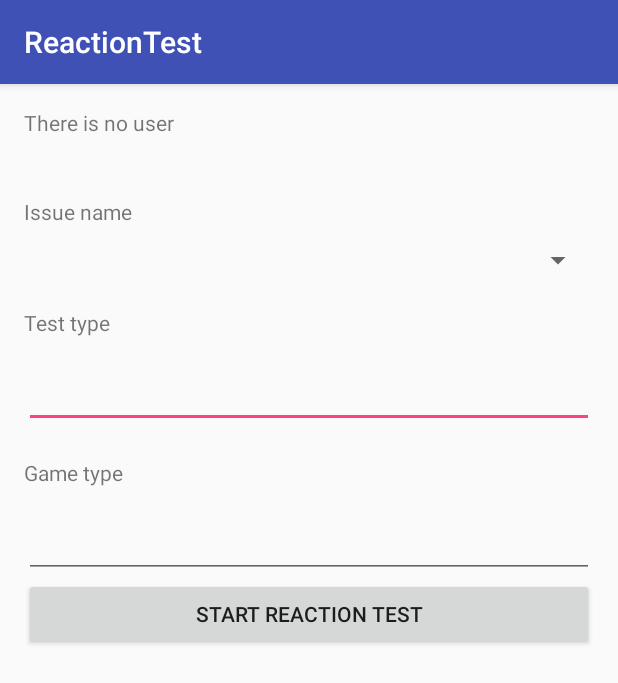
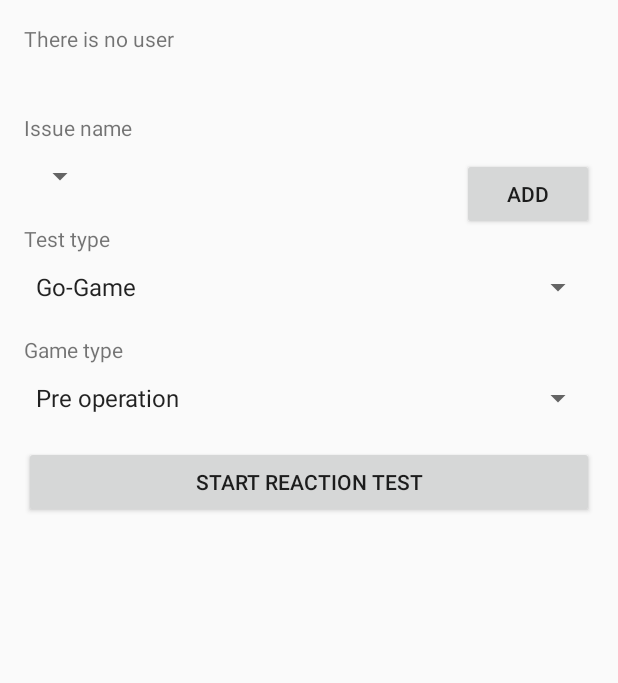
Before and after one commit to lidox/reaction-test, an Android app: the StartGameSettings screen opened directly, with no data from a screen before it, on a phone screen of 412 x 824 dp. Shown: the top 683 px of the screen. Run offline under Robolectric (Android 15) with nearby library versions, the phone set to English and light mode, and no system bars; libraries missing offline, so code that uses them is left out: ch.qos.logback, org.slf4j, org.slf4j.helpers; 1 statement that could not run was skipped.

Commit message:
add game settings and transmit them to game

```diff
--- a/ReactionTest/app/src/main/java/com/artursworld/reactiontest/controller/util/UtilsRG.java
+++ b/ReactionTest/app/src/main/java/com/artursworld/reactiontest/controller/util/UtilsRG.java
@@ -10,6 +10,7 @@ import ch.qos.logback.classic.android.BasicLogcatConfigurator;
 public class UtilsRG {
 
     public static SimpleDateFormat dateFormat = new SimpleDateFormat("yyyy-MM-dd HH:mm:ss.SSS");
+    public static SimpleDateFormat dayAndhourFormat = new SimpleDateFormat("dd.MM HH:mm");
 
     static {
         BasicLogcatConfigurator.configureDefaultContext();
--- a/ReactionTest/app/src/main/java/com/artursworld/reactiontest/view/games/StartGameSettings.java
+++ b/ReactionTest/app/src/main/java/com/artursworld/reactiontest/view/games/StartGameSettings.java
@@ -1,18 +1,19 @@
 package com.artursworld.reactiontest.view.games;
 
 import android.content.Intent;
-import android.support.v7.app.AppCompatActivity;
+import android.content.res.Resources;
+import android.support.v4.app.FragmentActivity;
+import android.support.v4.app.FragmentManager;
 import android.os.Bundle;
 import android.view.View;
 import android.widget.AdapterView;
 import android.widget.ArrayAdapter;
 import android.widget.Button;
-import android.widget.ListView;
 import android.widget.Spinner;
 import android.widget.TextView;
+import android.widget.Toast;
 
 import com.artursworld.reactiontest.R;
-import com.artursworld.reactiontest.controller.adapters.MedicalUserListAdapter;
 import com.artursworld.reactiontest.controller.adapters.MedicalUserSpinnerAdapter;
 import com.artursworld.reactiontest.controller.util.UtilsRG;
 import com.artursworld.reactiontest.model.entity.MedicalUser;
@@ -20,15 +21,27 @@ import com.artursworld.reactiontest.model.entity.OperationIssue;
 import com.artursworld.reactiontest.model.persistence.manager.MedicalUserManager;
 import com.artursworld.reactiontest.model.persistence.manager.OperationIssueManager;
 import com.artursworld.reactiontest.view.UserManagement;
+import com.artursworld.reactiontest.view.dialogs.AddOperationIssueFragment;
+
+import org.slf4j.helpers.Util;
 
 import java.util.ArrayList;
+import java.util.Date;
 import java.util.List;
 
-public class StartGameSettings extends AppCompatActivity {
+public class StartGameSettings extends FragmentActivity implements AddOperationIssueFragment.AddOperationIssueListener {
 
-    Spinner medicalUserSpinner;
-    Spinner operationIssueSpinner;
-    TextView noUserInDBTextView;
+    public final static String EXTRA_MEDICAL_USER_ID = "com.artursworld.reactiontest.EXTRA_MEDICAL_USER_ID";
+    public final static String EXTRA_OPERATION_ISSUE_NAME = "com.artursworld.reactiontest.EXTRA_OPERATION_ISSUE_NAME";
+    public final static String EXTRA_TEST_TYPE = "com.artursworld.reactiontest.EXTRA_TEST_TYPE";
+    public final static String EXTRA_GAME_TYPE = "com.artursworld.reactiontest.EXTRA_GAME_TYPE";
+
+    private Spinner medicalUserSpinner;
+    private Spinner operationIssueSpinner;
+    private Spinner gameTypeSpinner;
+    private Spinner testTypeSpinner;
+    private TextView noUserInDBTextView;
+    private Button addOperationIssueBtn;
     private String selectedMedicalUserId;
     private List<OperationIssue> selectedOperationIssuesList;
 
@@ -41,9 +54,10 @@ public class StartGameSettings extends AppCompatActivity {
 
         initMedicalUserSpinnerAsync();
 
+        addItemsIntoSpinner(getResources().getStringArray(R.array.test_types), testTypeSpinner, R.id.start_game_settings_test_type_spinner );
+        addItemsIntoSpinner(getResources().getStringArray(R.array.game_types), gameTypeSpinner, R.id.start_game_settings_game_type_spinner );
     }
 
-    // add items into spinner dynamically
     public void addItemsOnOperationIssueSpinner(List<OperationIssue> selectedOperationIssuesList) {
         if(operationIssueSpinner == null)
             operationIssueSpinner = (Spinner) findViewById(R.id.start_game_settings_operation_issue_spinner);
@@ -64,10 +78,22 @@ public class StartGameSettings extends AppCompatActivity {
         operationIssueSpinner.setAdapter(dataAdapter);
     }
 
+    public void addItemsIntoSpinner(String[] items, Spinner spinner, int rId) {
+        if(spinner == null)
+            spinner = (Spinner) findViewById(rId);
+
+        ArrayAdapter<String> dataAdapter = new ArrayAdapter<String>(this, android.R.layout.simple_spinner_item, items);
+        dataAdapter.setDropDownViewResource(android.R.layout.simple_spinner_dropdown_item);
+        spinner.setAdapter(dataAdapter);
+    }
+
     private void initGuiElements() {
         medicalUserSpinner = (Spinner)findViewById(R.id.start_game_settings_medicalid_spinner);
         operationIssueSpinner = (Spinner) findViewById(R.id.start_game_settings_operation_issue_spinner);
+        gameTypeSpinner = (Spinner) findViewById(R.id.start_game_settings_game_type_spinner);
+        testTypeSpinner = (Spinner) findViewById(R.id.start_game_settings_test_type_spinner);
         noUserInDBTextView = (TextView) findViewById(R.id.start_game_settings_no_user_in_db_textview);
+        addOperationIssueBtn = (Button) findViewById(R.id.start_game_settings_add_operationBtn);
     }
 
     private void initOperationIssueListAsync() {
@@ -138,10 +164,64 @@ public class StartGameSettings extends AppCompatActivity {
         }
     }
 
-    public void onStartGmaeBtnClick(View v){
+    public void onAddOperationIssueBtnCLick(View view){
+        UtilsRG.info("open Add Item Dialog");
+        FragmentManager fragmentManager = getSupportFragmentManager();
+        AddOperationIssueFragment inputNameDialog = new AddOperationIssueFragment();
+        inputNameDialog.setCancelable(false);
+        inputNameDialog.show(fragmentManager, null);
+    }
+
+    @Override
+    public void onFinishInputDialog(String inputText) {
+        if(inputText !=null && !inputText.equals("")){
+            new OperationIssueManager(getApplicationContext()).insertOperationIssueByMedIdAsync(selectedMedicalUserId, inputText);
+            initMedicalUserSpinnerAsync();
+        }
+    }
+
+    private void setGameSettingsBeforeStartGame(String medicalUserId, String testType, String gameType) {
+        String operationIssueName;
+        if(operationIssueSpinner.getSelectedItem() == null){
+            operationIssueName = getString(R.string.auto_genrated)+ " "+ UtilsRG.dayAndhourFormat.format(new Date());
+            new OperationIssueManager(getApplicationContext()).insertOperationIssueByMedIdAsync(selectedMedicalUserId, operationIssueName);
+        }
+        else{
+            operationIssueName = operationIssueSpinner.getSelectedItem().toString();
+        }
+
+        if(testTypeSpinner.getSelectedItem() !=null)
+            testType = testTypeSpinner.getSelectedItem().toString();
+        if(gameTypeSpinner.getSelectedItem() !=null)
+            gameType = gameTypeSpinner.getSelectedItem().toString();
+        UtilsRG.info("User("+medicalUserId+") with operation name("+operationIssueName+"). Test type="+testType+ ", GameType="+gameType);
+    }
+
+    public void onStartGmaeBtnClick(View view){
+        String medicalUserId = selectedMedicalUserId;
+        String operationIssueName="";
+        String testType="";
+        String gameType="";
+        if(operationIssueSpinner.getSelectedItem() == null){
+            operationIssueName = getString(R.string.auto_genrated)+ " "+ UtilsRG.dayAndhourFormat.format(new Date());
+            new OperationIssueManager(getApplicationContext()).insertOperationIssueByMedIdAsync(selectedMedicalUserId, operationIssueName);
+        }
+        else{
+            operationIssueName = operationIssueSpinner.getSelectedItem().toString();
+        }
+
+        if(testTypeSpinner.getSelectedItem() !=null)
+            testType = testTypeSpinner.getSelectedItem().toString();
+        if(gameTypeSpinner.getSelectedItem() !=null)
+            gameType = gameTypeSpinner.getSelectedItem().toString();
+        UtilsRG.info("User("+medicalUserId+") with operation name("+operationIssueName+"). Test type="+testType+ ", GameType="+gameType);
+
         Intent intent = new Intent(this, GoGameView.class);
-        String message = "super secret message from first view";
-        intent.putExtra(UserManagement.EXTRA_MESSAGE, message);
+        intent.putExtra(StartGameSettings.EXTRA_MEDICAL_USER_ID, medicalUserId);
+        intent.putExtra(StartGameSettings.EXTRA_OPERATION_ISSUE_NAME, operationIssueName);
+        intent.putExtra(StartGameSettings.EXTRA_GAME_TYPE, gameType);
+        intent.putExtra(StartGameSettings.EXTRA_TEST_TYPE, testType);
         startActivity(intent);
     }
+
 }
--- a/ReactionTest/app/src/main/res/layout/activity_start_game_settings.xml
+++ b/ReactionTest/app/src/main/res/layout/activity_start_game_settings.xml
@@ -33,11 +33,21 @@
 
     <Spinner
         android:id="@+id/start_game_settings_operation_issue_spinner"
-        android:layout_width="match_parent"
+        android:layout_width="wrap_content"
         android:layout_height="wrap_content"
         android:layout_below="@id/start_game_settings_operation_issue_textview"
         />
 
+    <Button
+        android:id="@+id/start_game_settings_add_operationBtn"
+        android:layout_width="wrap_content"
+        android:layout_height="wrap_content"
+        android:layout_alignRight="@+id/start_game_settings_operation_issue_spinner"
+        android:onClick="onAddOperationIssueBtnCLick"
+        android:layout_alignParentRight="true"
+        android:text="@string/add"
+        android:layout_below="@+id/start_game_settings_operation_issue_textview"
+        />
 
     <TextView
         android:id="@+id/start_game_settings_test_type"
@@ -47,12 +57,10 @@
         android:layout_below="@+id/start_game_settings_operation_issue_spinner"
         android:layout_height="30dp" />
 
-    <EditText
-        android:id="@+id/start_game_settings_test_type_selector"
+    <Spinner
+        android:id="@+id/start_game_settings_test_type_spinner"
         android:layout_width="match_parent"
-        android:layout_height="50dp"
-        android:inputType="textAutoComplete"
-        android:windowSoftInputMode="stateHidden"
+        android:layout_height="wrap_content"
         android:layout_below="@id/start_game_settings_test_type"
         />
 
@@ -61,15 +69,13 @@
         android:layout_marginTop="20dp"
         android:layout_width="match_parent"
         android:text="@string/game_type"
-        android:layout_below="@+id/start_game_settings_test_type_selector"
+        android:layout_below="@+id/start_game_settings_test_type_spinner"
         android:layout_height="30dp" />
 
-    <EditText
-        android:id="@+id/start_game_settings_game_type_selector"
+    <Spinner
+        android:id="@+id/start_game_settings_game_type_spinner"
         android:layout_width="match_parent"
-        android:layout_height="50dp"
-        android:inputType="textAutoComplete"
-        android:windowSoftInputMode="stateHidden"
+        android:layout_height="wrap_content"
         android:layout_below="@id/start_game_settings_game_type_txt"
         />
 
@@ -77,8 +83,9 @@
         android:id="@+id/start_game_settings_start_game_btn"
         android:layout_width="match_parent"
         android:layout_height="wrap_content"
+        android:layout_marginTop="20dp"
         android:text="@string/start_reaction_test"
-        android:layout_below="@id/start_game_settings_game_type_selector"
+        android:layout_below="@id/start_game_settings_game_type_spinner"
         android:onClick="onStartGmaeBtnClick"
         />
 
--- a/ReactionTest/app/src/main/res/values/strings.xml
+++ b/ReactionTest/app/src/main/res/values/strings.xml
@@ -20,4 +20,7 @@
     <string name="operation_issue_name">Issue name</string>
     <string name="game_type">Game type</string>
     <string name="test_type">Test type</string>
+    <string name="add">Add</string>
+    <string name="save">Save</string>
+    <string name="auto_genrated">Auto generated</string>
 </resources>
--- /dev/null
+++ b/ReactionTest/app/src/main/res/values/types.xml
@@ -0,0 +1,16 @@
+<?xml version="1.0" encoding="utf-8"?>
+
+<resources>
+    <string-array name="game_types">
+        <item>Pre operation</item>
+        <item>Trial</item>
+        <item>Operation</item>
+        <item>Post operation</item>
+    </string-array>
+
+    <string-array name="test_types">
+        <item>Go-Game</item>
+        <item>Go-No-Go-Game</item>
+    </string-array>
+
+</resources>
```
Also changed, not shown: ReactionTest/app/src/main/java/com/artursworld/reactiontest/model/persistence/manager/OperationIssueManager.java (+8 -7 lines), ReactionTest/app/src/main/java/com/artursworld/reactiontest/view/dialogs/AddOperationIssueFragment.java (added, +63 -0 lines), ReactionTest/app/src/main/java/com/artursworld/reactiontest/view/games/GoGameView.java (+15 -1 lines), ReactionTest/app/src/main/res/layout/dialog_add_operation_issue.xml (added, +31 -0 lines).
